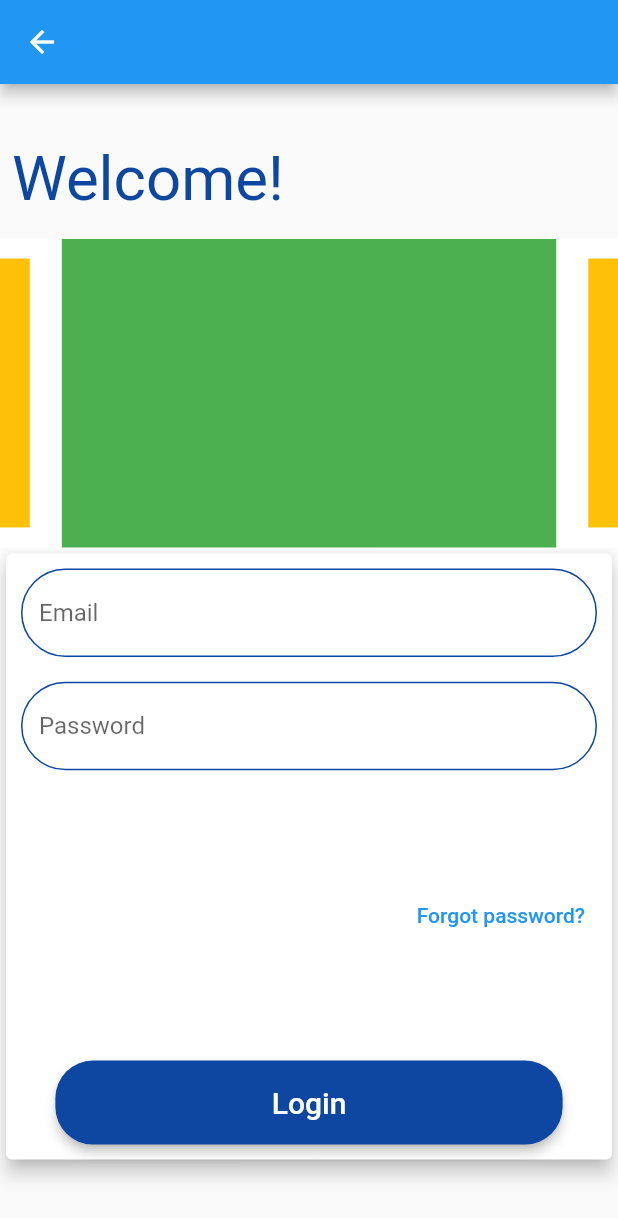
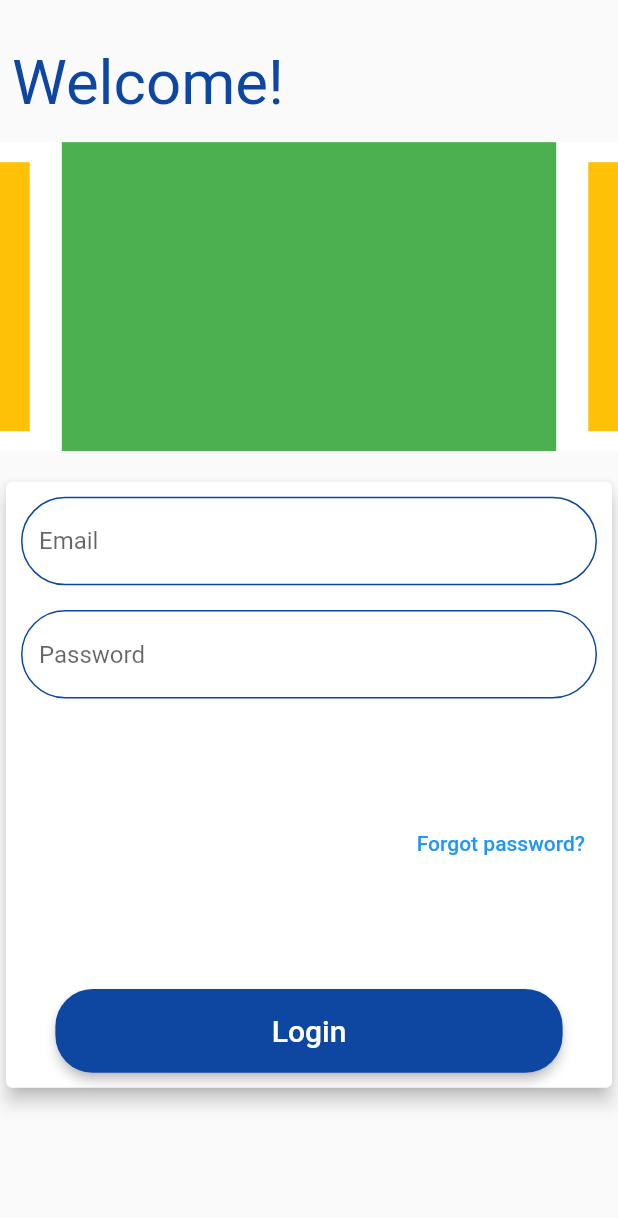
Before and after one commit to RonnyK36/finder, a Flutter app: the screen it shows after launch, after a tap on "Get started", on a phone screen of 412 x 824 dp. Shown: the top 1218 px of the screen. Run offline on Flutter 3.47's test engine with Material 2 defaults, Android fonts, the phone set to English and light mode, and no system bars; drawn by our look-alikes of carousel_slider; our stand-ins replace get, google_fonts; Roboto replaces fonts that are missing (Ubuntu); project files that could hold a hidden picture were left out.

Commit message:
Minor styling changes

```diff
--- a/lib/config/configurations.dart
+++ b/lib/config/configurations.dart
@@ -6,6 +6,7 @@ const kBodyText = TextStyle(color: Color(0xff1565C0), fontSize: 18);
 var kButtonTS = GoogleFonts.ubuntu(textStyle: TextStyle(fontSize: 20));
 const kPrimaryColor = Color(0xff0d47a1);
 const kErrorColor = Color(0xfffe5350);
+const kAccentColor = Color(0xff6061fa);
 
 class Config {
   static MediaQueryData? _mediaQueryData;
--- a/lib/views/screens/login_ui_screen.dart
+++ b/lib/views/screens/login_ui_screen.dart
@@ -19,7 +19,7 @@ class _LoginPageState extends State<LoginPage> {
     Config().init(context);
     return Scaffold(
       // backgroundColor: Colors.white,
-      appBar: AppBar(),
+
       body: SingleChildScrollView(
         child: Container(
           // color: Colors.amber,
@@ -54,6 +54,9 @@ class _LoginPageState extends State<LoginPage> {
                       autoPlayAnimationDuration: Duration(seconds: 2),
                     )),
               ),
+              SizedBox(
+                height: Config.screenHeight! * 0.02,
+              ),
               SignInForm(),
             ],
           ),
--- a/lib/widgets/rounded_text_form_field.dart
+++ b/lib/widgets/rounded_text_form_field.dart
@@ -25,7 +25,10 @@ class RoundedTextFormField extends StatelessWidget {
       decoration: InputDecoration(
         hintText: hintText,
         focusedBorder: OutlineInputBorder(
-          borderSide: BorderSide(color: kPrimaryColor),
+          borderSide: BorderSide(
+            width: 2,
+            color: kAccentColor,
+          ),
           borderRadius: BorderRadius.circular(30),
         ),
         enabledBorder: OutlineInputBorder(
@@ -37,7 +40,10 @@ class RoundedTextFormField extends StatelessWidget {
           borderRadius: BorderRadius.circular(30),
         ),
         focusedErrorBorder: OutlineInputBorder(
-          borderSide: BorderSide(color: kErrorColor),
+          borderSide: BorderSide(
+            width: 2,
+            color: kAccentColor,
+          ),
           borderRadius: BorderRadius.circular(30),
         ),
       ),
```
